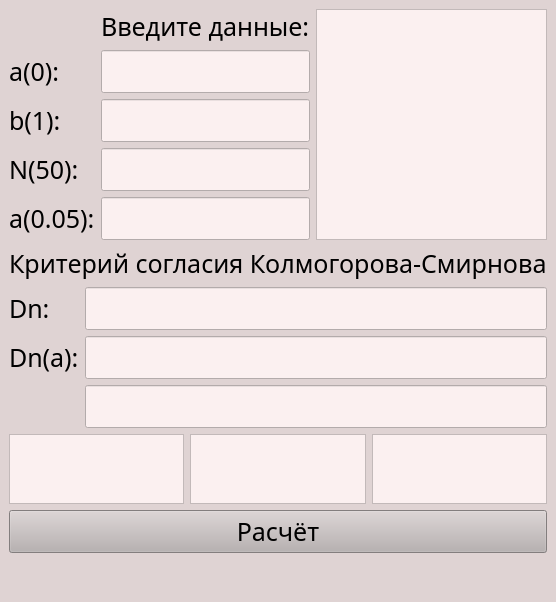
VasilevIvanVladimirovich/Eminov-lab, file Lab8/mainwindow.ui: the form before one commit.
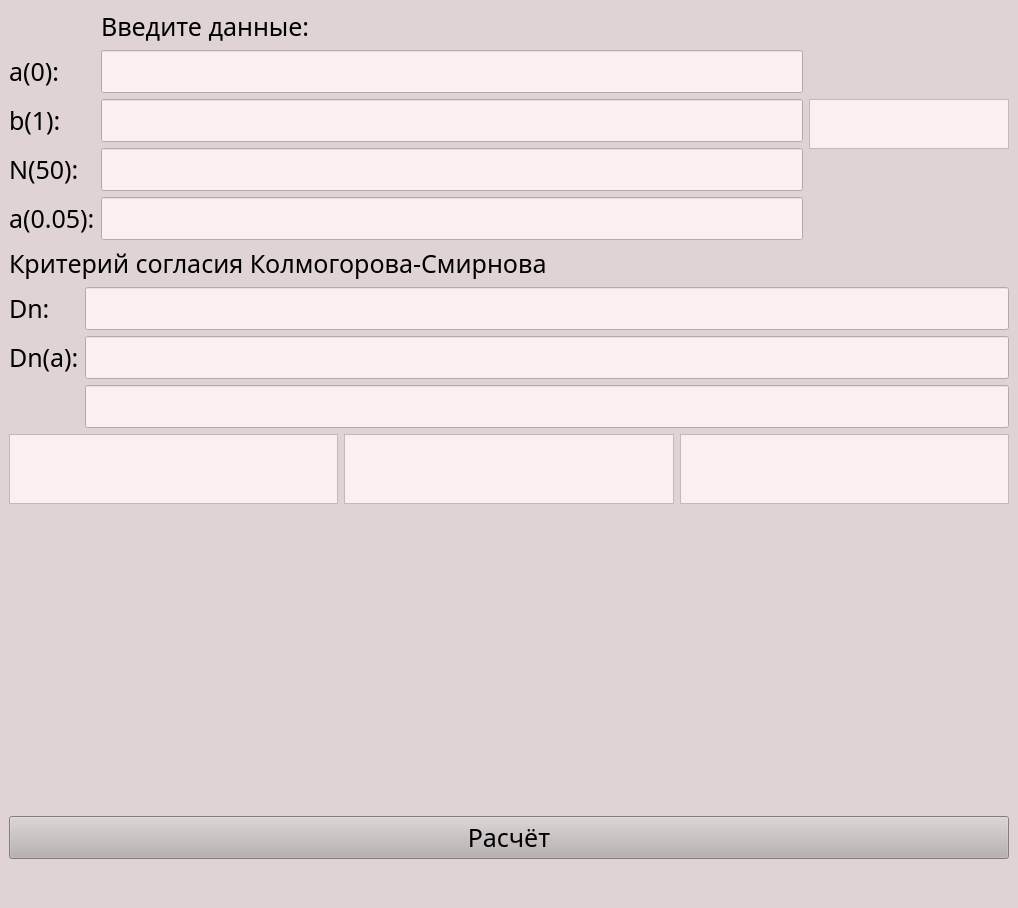
The form after the commit. Custom widgets are drawn as their Qt base class.

```diff
--- a/Lab8/mainwindow.ui
+++ b/Lab8/mainwindow.ui
@@ -6,8 +6,8 @@
    <rect>
     <x>0</x>
     <y>0</y>
-    <width>519</width>
-    <height>515</height>
+    <width>539</width>
+    <height>872</height>
    </rect>
   </property>
   <property name="font">
@@ -99,6 +99,12 @@
       </item>
       <item>
        <widget class="QTextBrowser" name="textBrowser">
+        <property name="maximumSize">
+         <size>
+          <width>200</width>
+          <height>50</height>
+         </size>
+        </property>
         <property name="styleSheet">
          <string notr="true">background-color: #FBF0F0;</string>
         </property>
@@ -177,6 +183,16 @@
       </item>
      </layout>
     </item>
+    <item>
+     <widget class="QCustomPlot" name="customPlot" native="true">
+      <property name="minimumSize">
+       <size>
+        <width>1000</width>
+        <height>300</height>
+       </size>
+      </property>
+     </widget>
+    </item>
     <item>
      <widget class="QPushButton" name="pushButton">
       <property name="styleSheet">
@@ -201,6 +217,14 @@
   </widget>
   <widget class="QStatusBar" name="statusbar"/>
  </widget>
+ <customwidgets>
+  <customwidget>
+   <class>QCustomPlot</class>
+   <extends>QWidget</extends>
+   <header location="global">qcustomplot.h</header>
+   <container>1</container>
+  </customwidget>
+ </customwidgets>
  <resources/>
  <connections/>
 </ui>
```
Left out of the diff: 2 changed lines with no effect on the pictures.
